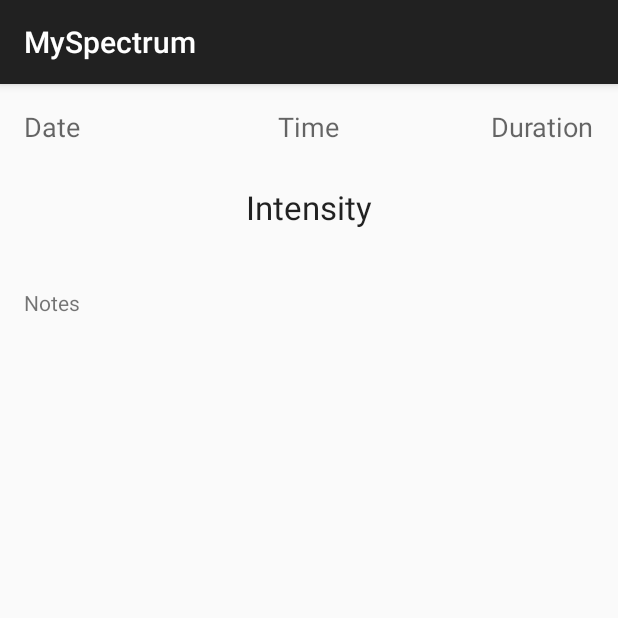
After one commit to wHavelin/HackHarvard, an Android app: the ViewEventActivity screen opened directly, with no data from a screen before it, on a phone screen of 412 x 824 dp, the top half of it. The commit adds this screen. Run offline under Robolectric (Android 15) with nearby library versions, the phone set to English and light mode, and no system bars.

Commit message:
added view event functionality

```diff
--- a/app/src/main/AndroidManifest.xml
+++ b/app/src/main/AndroidManifest.xml
@@ -15,7 +15,6 @@
 
                 <category android:name="android.intent.category.LAUNCHER" />
             </intent-filter>
-
         </activity>
         <activity
             android:name=".NewEventActivity"
@@ -35,6 +34,8 @@
                 android:name="android.support.PARENT_ACTIVITY"
                 android:value="com.example.researchbeast.myspectrum.MainActivity" />
         </activity>
+        <activity android:name=".ViewEventActivity" >
+        </activity>
     </application>
 
 </manifest>
--- /dev/null
+++ b/app/src/main/java/com/example/researchbeast/myspectrum/ViewEventActivity.java
@@ -0,0 +1,42 @@
+package com.example.researchbeast.myspectrum;
+
+import android.content.Intent;
+import android.support.v7.app.AppCompatActivity;
+import android.os.Bundle;
+import android.widget.TextView;
+
+public class ViewEventActivity extends AppCompatActivity {
+
+    private TextView dateView;
+    private TextView timeView;
+    private TextView durationView;
+    private TextView intensityView;
+    private TextView notesView;
+    @Override
+    protected void onCreate(Bundle savedInstanceState) {
+        super.onCreate(savedInstanceState);
+        setContentView(R.layout.activity_view_event);
+        dateView = (TextView)findViewById(R.id.viewEventDate);
+        timeView = (TextView)findViewById(R.id.viewEventTime);
+        durationView = (TextView)findViewById(R.id.viewEventDuration);
+        intensityView = (TextView)findViewById(R.id.viewEventIntensity);
+        notesView = (TextView)findViewById(R.id.viewEventNotes);
+        Intent iin= getIntent();
+        Bundle b = iin.getExtras();
+
+        if(b!=null)
+        {
+            String date =(String) b.get("date");
+            dateView.setText(date);
+            String time =(String) b.get("time");
+            timeView.setText(time);
+            String duration =(String) b.get("duration");
+            durationView.setText(duration);
+            String intensity =(String) b.get("intensity");
+            intensityView.setText(intensity);
+            String notes =(String) b.get("notes");
+            notesView.setText(notes);
+        }
+
+    }
+}
--- a/app/src/main/java/com/example/researchbeast/myspectrum/ViewHistoryActivity.java
+++ b/app/src/main/java/com/example/researchbeast/myspectrum/ViewHistoryActivity.java
@@ -1,10 +1,13 @@
 package com.example.researchbeast.myspectrum;
 
+import android.content.Intent;
 import android.content.SharedPreferences;
 import android.os.Bundle;
 import android.preference.PreferenceManager;
 import android.support.v7.app.AppCompatActivity;
 import android.support.v7.widget.Toolbar;
+import android.view.View;
+import android.widget.AdapterView;
 import android.widget.ListView;
 
 import com.example.researchbeast.myspectrum.models.NewEventModel;
@@ -30,7 +33,7 @@ public class ViewHistoryActivity extends AppCompatActivity {
         Set<String> keys = entries.keySet();
         Gson gson = new Gson();
 
-        ArrayList<NewEventModel> myEventArray = new ArrayList<NewEventModel>();
+        final ArrayList<NewEventModel> myEventArray = new ArrayList<NewEventModel>();
 
         for(String key : keys) {
             NewEventModel model =  gson.fromJson((String) entries.get(key), NewEventModel.class);
@@ -50,6 +53,21 @@ public class ViewHistoryActivity extends AppCompatActivity {
         ListView listView = (ListView) findViewById(eventListView);
         listView.setAdapter(adapter);
 
+        listView.setOnItemClickListener(new AdapterView.OnItemClickListener() {
+            public void onItemClick(AdapterView<?> parent, View view, int position, long id) {
+
+                Intent i = new Intent(ViewHistoryActivity.this, ViewEventActivity.class);
+                //If you wanna send any data to nextActicity.class you can use
+                NewEventModel thisModel = myEventArray.get(position);
+                i.putExtra("date",thisModel.date);
+                i.putExtra("time",thisModel.time);
+                i.putExtra("duration","2 hours");
+                i.putExtra("intensity",thisModel.rating);
+                i.putExtra("notes",thisModel.notes);
+                startActivity(i);
+            }
+        });
+
         getSupportActionBar().setDisplayHomeAsUpEnabled(true);
 
         // get shared settings
--- /dev/null
+++ b/app/src/main/res/layout/activity_view_event.xml
@@ -0,0 +1,60 @@
+<?xml version="1.0" encoding="utf-8"?>
+<RelativeLayout xmlns:android="http://schemas.android.com/apk/res/android"
+    xmlns:tools="http://schemas.android.com/tools" android:layout_width="match_parent"
+    android:layout_height="match_parent" android:paddingLeft="@dimen/activity_horizontal_margin"
+    android:paddingRight="@dimen/activity_horizontal_margin"
+    android:paddingTop="@dimen/activity_vertical_margin"
+    android:paddingBottom="@dimen/activity_vertical_margin"
+    tools:context="com.example.researchbeast.myspectrum.ViewEventActivity">
+
+    <TextView
+        android:layout_width="wrap_content"
+        android:layout_height="wrap_content"
+        android:textAppearance="?android:attr/textAppearanceLarge"
+        android:text="Intensity"
+        android:id="@+id/viewEventIntensity"
+        android:layout_centerHorizontal="true"
+        android:layout_marginTop="51dp" />
+
+    <TextView
+        android:layout_width="wrap_content"
+        android:layout_height="wrap_content"
+        android:textAppearance="?android:attr/textAppearanceMedium"
+        android:text="Date"
+        android:id="@+id/viewEventDate"
+        android:layout_alignParentTop="true"
+        android:layout_alignParentLeft="true"
+        android:layout_alignParentStart="true" />
+
+    <TextView
+        android:layout_width="wrap_content"
+        android:layout_height="wrap_content"
+        android:textAppearance="?android:attr/textAppearanceMedium"
+        android:text="Time"
+        android:id="@+id/viewEventTime"
+        android:layout_alignParentTop="true"
+        android:layout_centerHorizontal="true" />
+
+    <TextView
+        android:layout_width="wrap_content"
+        android:layout_height="wrap_content"
+        android:textAppearance="?android:attr/textAppearanceMedium"
+        android:text="Duration"
+        android:id="@+id/viewEventDuration"
+        android:layout_alignParentTop="true"
+        android:layout_alignParentRight="true"
+        android:layout_alignParentEnd="true" />
+
+    <TextView
+        android:layout_width="wrap_content"
+        android:layout_height="wrap_content"
+        android:text="Notes"
+        android:id="@+id/viewEventNotes"
+        android:layout_below="@+id/viewEventIntensity"
+        android:layout_alignParentLeft="true"
+        android:layout_alignParentStart="true"
+        android:layout_marginTop="39dp"
+        android:layout_alignParentBottom="true"
+        android:layout_alignParentRight="true"
+        android:layout_alignParentEnd="true" />
+</RelativeLayout>
--- a/app/src/main/res/values/strings.xml
+++ b/app/src/main/res/values/strings.xml
@@ -5,4 +5,5 @@
     <string name="action_settings">Settings</string>
     <string name="title_activity_view_history">viewHistory</string>
     <string name="title_activity_new_event">NewEventActivity</string>
+    <string name="title_activity_view_event">ViewEventActivity</string>
 </resources>
```
